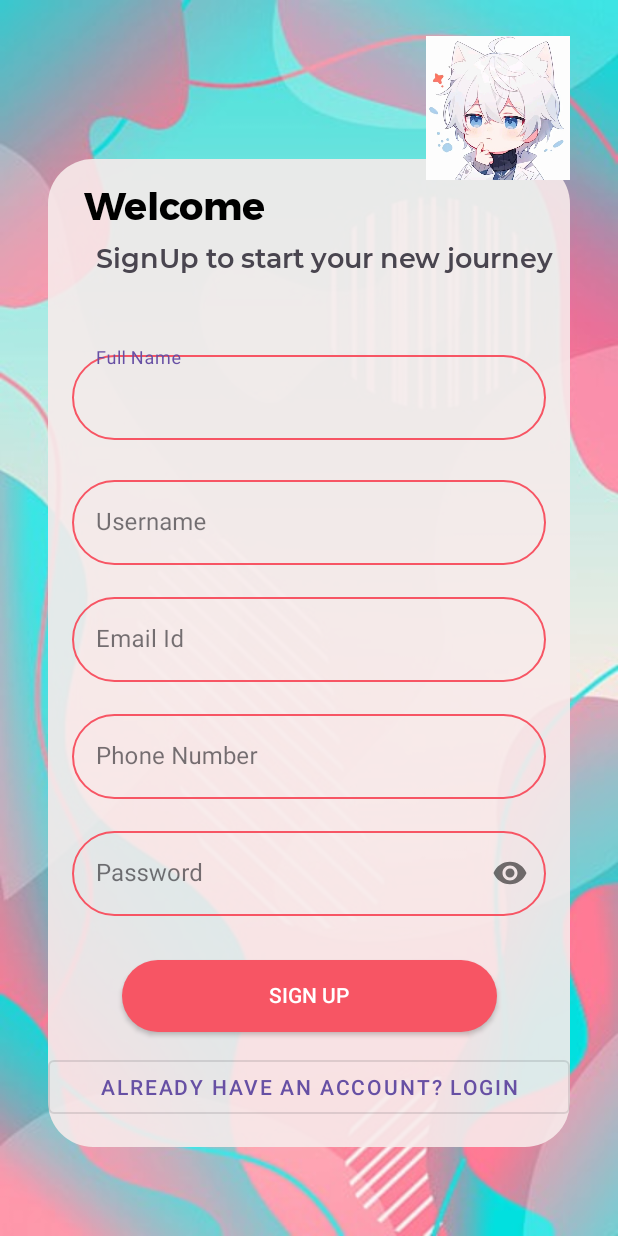
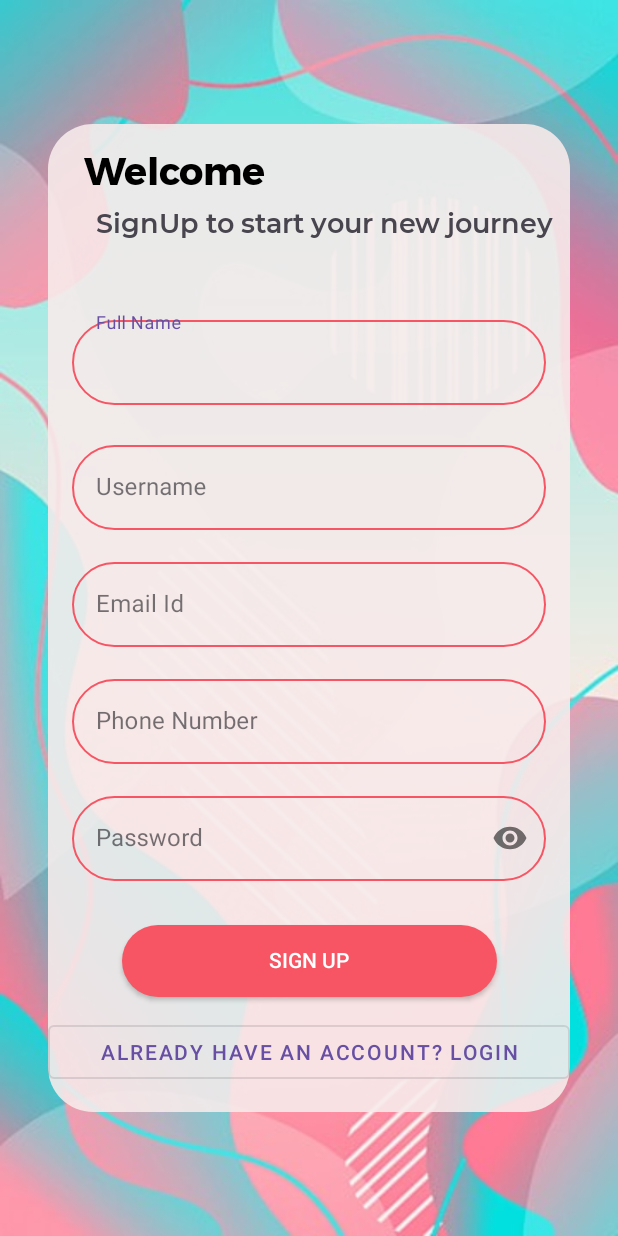
Before and after one commit to LaNaHau/Black_Shadow, an Android app: the RegisterActivity screen opened directly, with no data from a screen before it, on a phone screen of 412 x 824 dp. Run offline under Robolectric (Android 15) with nearby library versions, the phone set to English and light mode, and no system bars; our stand-ins replace Firebase (no records; nobody signed in at launch, a user with empty details on screens opened directly).

Commit message:
Big Update

```diff
--- a/app/src/main/res/layout/activity_register.xml
+++ b/app/src/main/res/layout/activity_register.xml
@@ -13,9 +13,7 @@
         android:layout_width="0dp"
         android:layout_height="wrap_content"
         android:layout_marginStart="16dp"
-        android:layout_marginTop="54dp"
         android:layout_marginEnd="16dp"
-        android:layout_marginBottom="8dp"
         android:background="@drawable/white_bg_full_corner"
         app:layout_constraintBottom_toBottomOf="parent"
         app:layout_constraintEnd_toEndOf="parent"
@@ -87,21 +85,21 @@
             android:hint="@string/username"
 
             android:transitionName="@string/username"
+            app:boxBackgroundMode="none"
             app:errorEnabled="false"
             app:layout_constraintEnd_toEndOf="@+id/fullName"
+
             app:layout_constraintStart_toStartOf="@+id/fullName"
 
-            app:layout_constraintTop_toBottomOf="@+id/fullName"
-
-            app:boxBackgroundMode="none">
+            app:layout_constraintTop_toBottomOf="@+id/fullName">
 
             <com.google.android.material.textfield.TextInputEditText
                 android:id="@+id/editUsername"
-                android:textColor="@color/dark_blue"
                 android:layout_width="match_parent"
                 android:layout_height="wrap_content"
                 android:background="@drawable/red_bg_stroke"
-                android:inputType="text" />
+                android:inputType="text"
+                android:textColor="@color/dark_blue" />
 
         </com.google.android.material.textfield.TextInputLayout>
 
@@ -176,12 +174,12 @@
         <androidx.appcompat.widget.AppCompatButton
             android:id="@+id/signUpButton"
             android:layout_width="250dp"
-            android:textColor="@color/white"
             android:layout_height="wrap_content"
             android:layout_marginTop="16dp"
             android:background="@drawable/red_bg_full_corner"
             android:includeFontPadding="false"
             android:text="@string/sign_up"
+            android:textColor="@color/white"
             android:transitionName="@string/sign_up"
             app:layout_constraintBottom_toTopOf="@+id/alreadyHaveAccount"
             app:layout_constraintEnd_toEndOf="parent"
@@ -204,17 +202,5 @@
             app:layout_constraintTop_toBottomOf="@+id/password" />
     </androidx.constraintlayout.widget.ConstraintLayout>
 
-    <ImageView
-        android:id="@+id/logo_image"
-        android:layout_width="96dp"
-        android:layout_height="96dp"
-        android:layout_marginTop="8dp"
-        android:layout_marginEnd="16dp"
-        android:src="@drawable/img_3"
-        android:transitionName="app_icon"
-        app:layout_constraintEnd_toEndOf="parent"
-        app:layout_constraintTop_toTopOf="parent"
-        tools:ignore="ContentDescription" />
-
 
 </androidx.constraintlayout.widget.ConstraintLayout>
```
Also changed, not shown: app/src/main/res/layout/activity_login.xml (+10 -5 lines).
